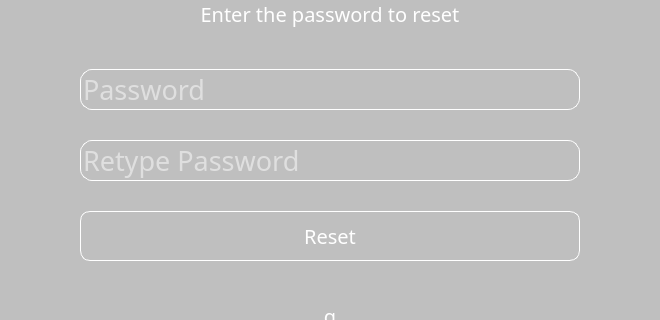
First picture: the form in test_ui.ui, repository kpatel0923/Python_web_scrapping_Stock_market_application, before the edit; both pictures show x 370 to 1030 and y 248 to 568 of the 1400 by 858 pixel window.
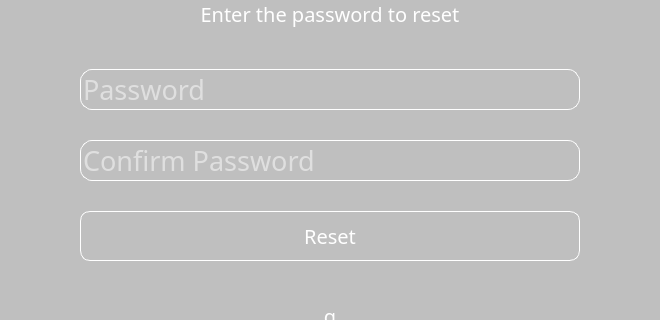
Second picture: the form after the edit. The open tabs and pages were chosen to show the change. Icons and pictures are not drawn.

Commit message: Forgot Password change

The edit to the form file:
```diff
--- a/test_ui.ui
+++ b/test_ui.ui
@@ -1192,7 +1192,7 @@
                     <enum>QLineEdit::Password</enum>
                    </property>
                    <property name="placeholderText">
-                    <string>Retype Password</string>
+                    <string>Confirm Password</string>
                    </property>
                   </widget>
                  </item>
```
Left out of the diff: 5 changed lines with no effect on the pictures. The commit also changes 2 other files.
